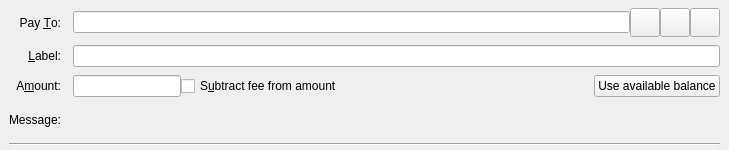
Qt form src/qt/forms/sendcoinsentry.ui (ShieldCoin/SHIELD) before a commit.
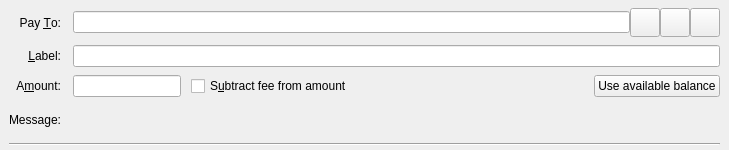
The same form after that commit. Icons and pictures are not drawn. Custom widgets are drawn as their Qt base class.

The edit to the form file:
```diff
--- a/src/qt/forms/sendcoinsentry.ui
+++ b/src/qt/forms/sendcoinsentry.ui
@@ -163,10 +163,23 @@
      </widget>
     </item>
     <item row="2" column="1">
-     <layout class="QHBoxLayout" name="horizontalLayoutAmount" stretch="0,1,0">
+     <layout class="QHBoxLayout" name="horizontalLayoutAmount" stretch="0,0,1,0">
       <item>
        <widget class="SHIELDAmountField" name="payAmount"/>
       </item>
+      <item>
+       <spacer name="horizontalSpacer">
+        <property name="orientation">
+         <enum>Qt::Horizontal</enum>
+        </property>
+        <property name="sizeHint" stdset="0">
+         <size>
+          <width>10</width>
+          <height>20</height>
+         </size>
+        </property>
+       </spacer>
+      </item>
       <item>
        <widget class="QCheckBox" name="checkboxSubtractFeeFromAmount">
         <property name="toolTip">
```
